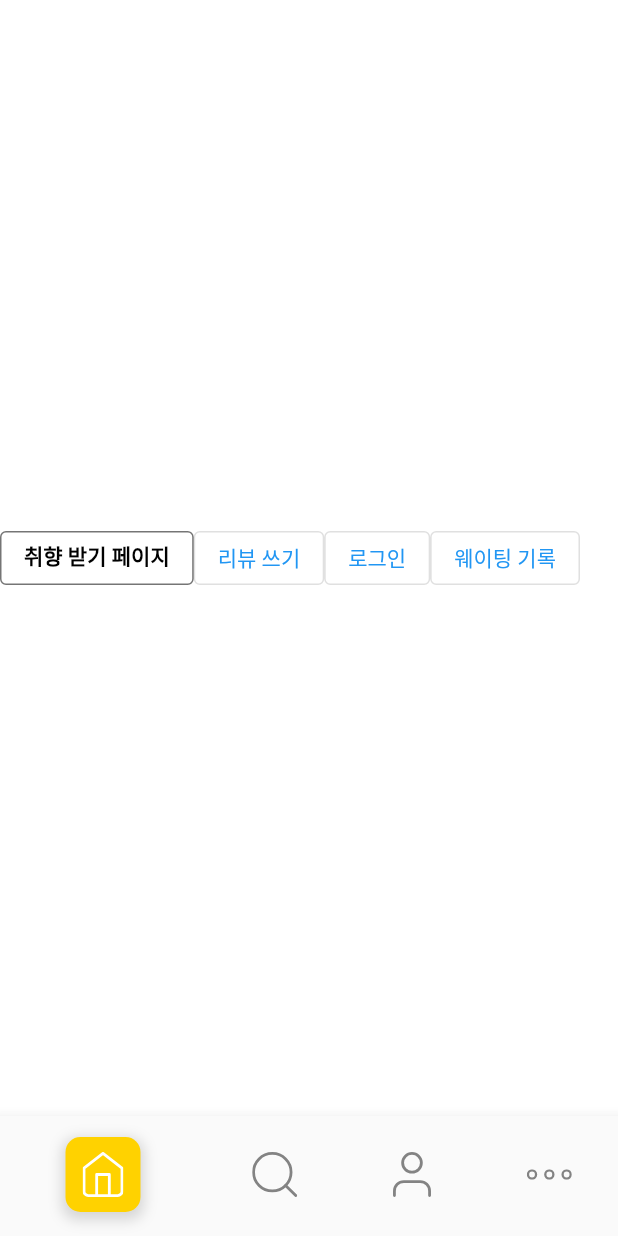
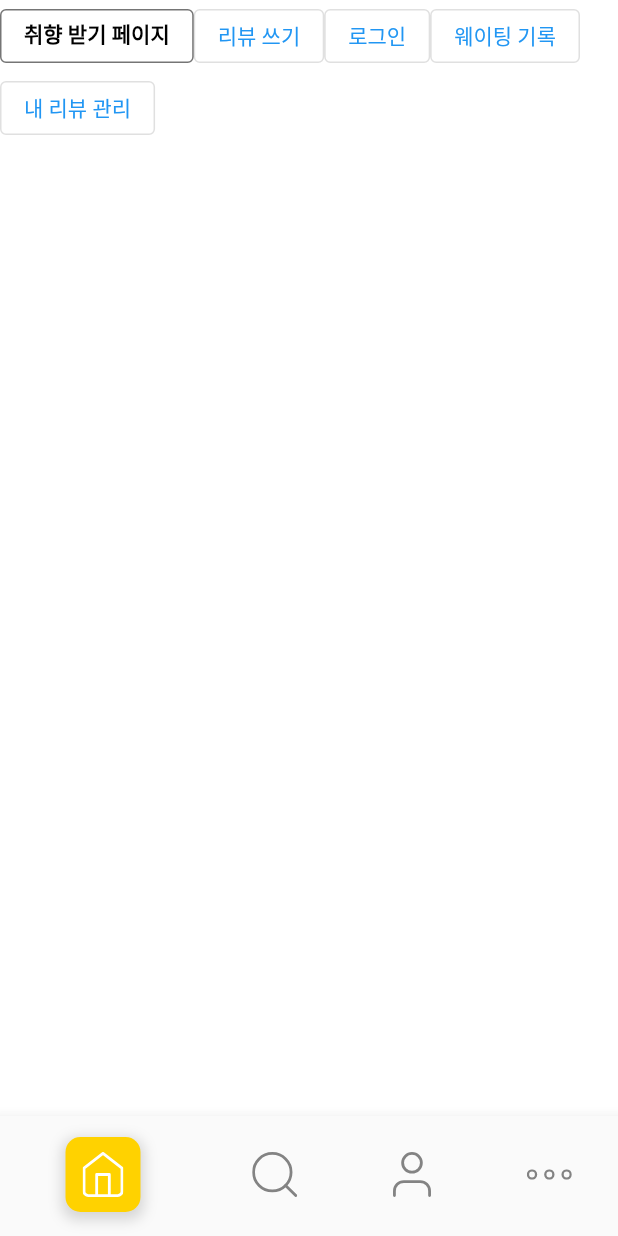
Before and after one commit to SuhyungK/Simollu, a Flutter app: the screen it shows after launch, on a phone screen of 412 x 824 dp. Run offline on Flutter 3.47's test engine with Material 2 defaults, Android fonts, the phone set to English and light mode, and no system bars; our stand-ins replace flutter_svg, get.

Commit message:
[FE] feat: 내 리뷰 관리 페이지 tabBar ~ing

```diff
--- a/simollu_front/lib/views/tmp_page.dart
+++ b/simollu_front/lib/views/tmp_page.dart
@@ -2,6 +2,7 @@ import 'package:flutter/material.dart';
 import 'package:get/get.dart';
 
 import 'package:simollu_front/views/liking_things_page.dart';
+import 'package:simollu_front/views/review_management_page.dart';
 import 'package:simollu_front/views/writing_review_page.dart';
 import 'package:simollu_front/views/start_page.dart';
 import 'package:simollu_front/views/waiting_record_page.dart';
@@ -13,7 +14,9 @@ class TmpPage extends StatelessWidget {
   Widget build(BuildContext context) {
     return Container(
       color: Colors.white,
-      child: Row(
+      child: Column(
+        children: [
+          Row(
             children: [
               OutlinedButton(
                 onPressed: () {
@@ -61,6 +64,18 @@ class TmpPage extends StatelessWidget {
               ),
             ],
           ),
+          Row(
+            children: [
+              OutlinedButton(
+                onPressed: () {
+                  Navigator.push(context, MaterialPageRoute(builder: (context) => ReviewManagement()));
+                },
+                child: Text('내 리뷰 관리'),
+              ),
+            ],
+          )
+        ],
+      ),
     );
   }
 }
```
Also changed, not shown: simollu_front/lib/views/review_management_page.dart (added, +23 -0 lines). Lines whose indentation alone changed are shown as unchanged.
